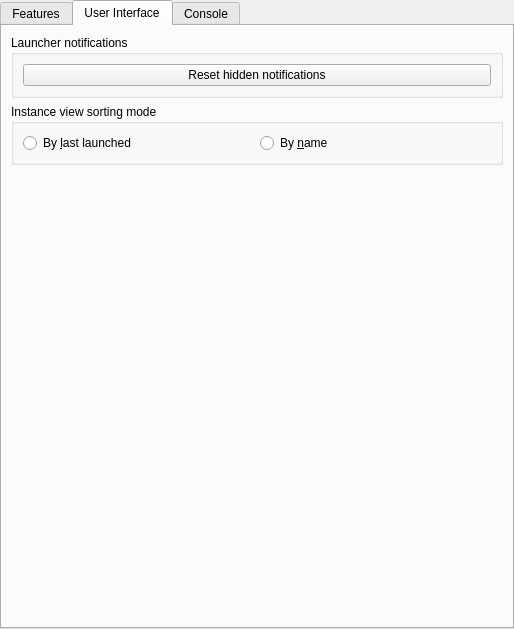
MultiMC/Launcher, file launcher/ui/pages/global/LauncherPage.ui: the form before one commit.
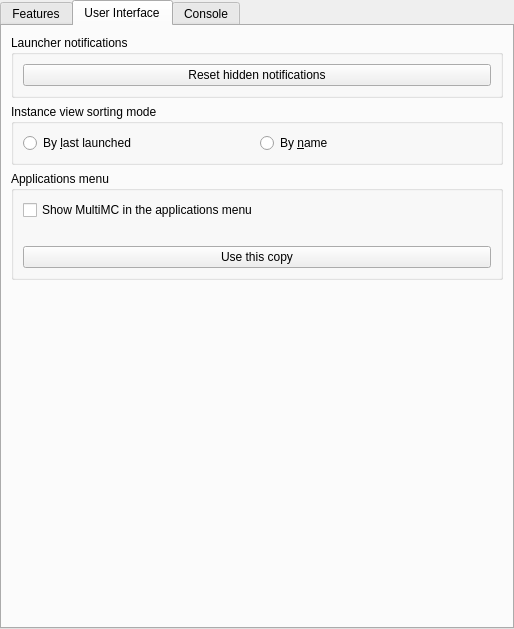
The form after the commit. The open tabs and pages were chosen to show the change.

Commit message:
GH-3500 Add MultiMC to the applications menu on Linux, with its icon
Portable copies write org.multimc.MultiMC.desktop and its icon to the
user's data folder, so desktops find the window icon. One copy owns the
entry; nothing is written for packaged installs or temporary folders.
Settings can hide the entry from the menu.

Patch:
```diff
--- a/launcher/ui/pages/global/LauncherPage.ui
+++ b/launcher/ui/pages/global/LauncherPage.ui
@@ -240,6 +240,39 @@
          </layout>
         </widget>
        </item>
+       <item>
+        <widget class="QGroupBox" name="applicationsMenuBox">
+         <property name="title">
+          <string>Applications menu</string>
+         </property>
+         <layout class="QVBoxLayout" name="applicationsMenuBoxLayout">
+          <item>
+           <widget class="QCheckBox" name="applicationsMenuCheck">
+            <property name="text">
+             <string>Show MultiMC in the applications menu</string>
+            </property>
+           </widget>
+          </item>
+          <item>
+           <widget class="QLabel" name="applicationsMenuLabel">
+            <property name="wordWrap">
+             <bool>true</bool>
+            </property>
+            <property name="textInteractionFlags">
+             <set>Qt::TextSelectableByMouse</set>
+            </property>
+           </widget>
+          </item>
+          <item>
+           <widget class="QPushButton" name="applicationsMenuUseThisBtn">
+            <property name="text">
+             <string>Use this copy</string>
+            </property>
+           </widget>
+          </item>
+         </layout>
+        </widget>
+       </item>
        <item>
         <spacer name="generalTabSpacer">
          <property name="orientation">
```
Left out of the diff: 2 changed lines with no effect on the pictures. The commit also changes 8 other files.
